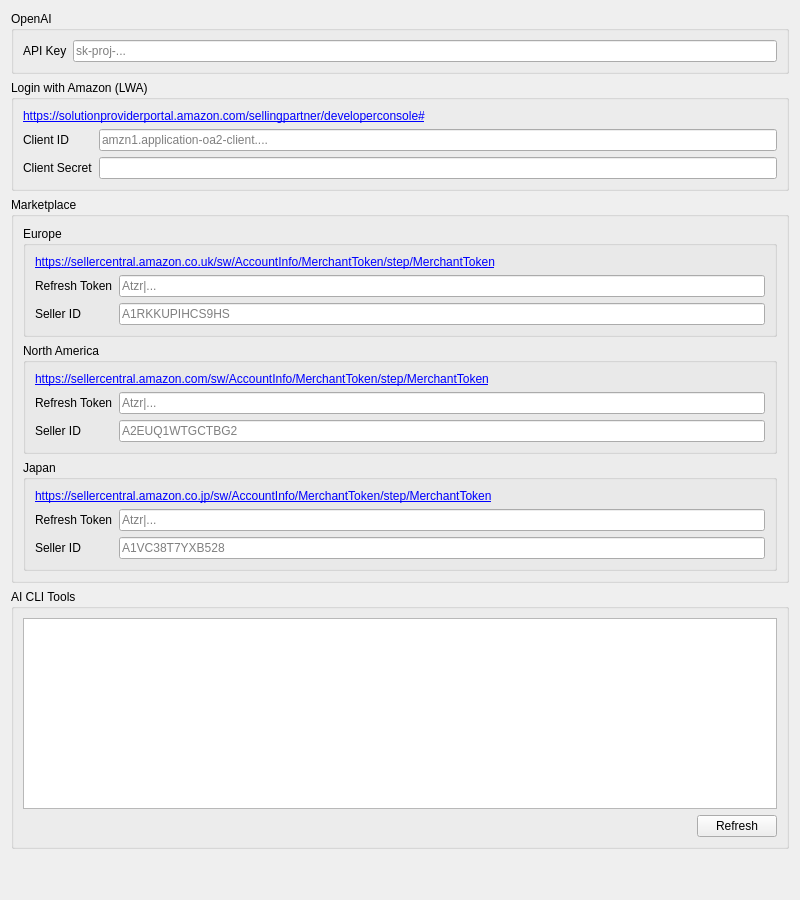
Qt form AmazonTemplate3/gui/panes/PaneSettings.ui (icingerpower/AmazonTemplate3) before a commit.
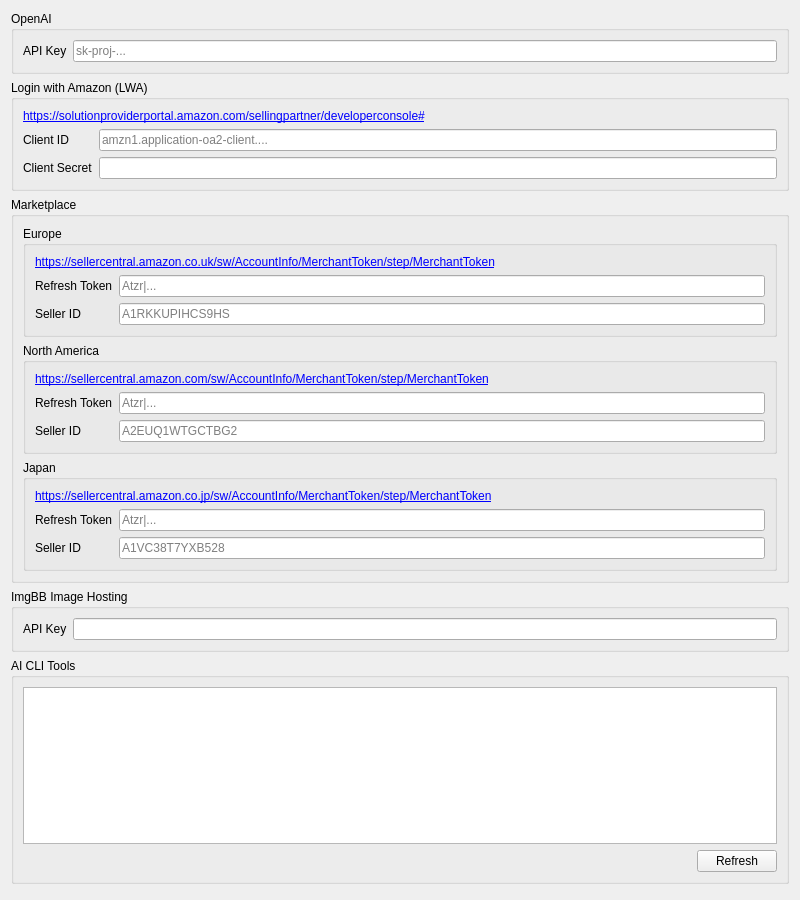
The same form after that commit.

Commit message: Fixed image upload: replaced broken SP-API Uploads endpoint with imgbb for listing images, NA-endpoint fallback for A+ content images.

The edit to the form file:
```diff
--- a/AmazonTemplate3/gui/panes/PaneSettings.ui
+++ b/AmazonTemplate3/gui/panes/PaneSettings.ui
@@ -270,6 +270,29 @@
      </layout>
     </widget>
    </item>
+   <item>
+    <widget class="QGroupBox" name="groupBoxImgbb">
+     <property name="title">
+      <string>ImgBB Image Hosting</string>
+     </property>
+     <layout class="QFormLayout" name="formLayoutImgbb">
+      <item row="0" column="0">
+       <widget class="QLabel" name="labelImgbbApiKey">
+        <property name="text">
+         <string>API Key</string>
+        </property>
+       </widget>
+      </item>
+      <item row="0" column="1">
+       <widget class="QLineEdit" name="lineEditImgbbApiKey">
+        <property name="echoMode">
+         <enum>QLineEdit::EchoMode::Password</enum>
+        </property>
+       </widget>
+      </item>
+     </layout>
+    </widget>
+   </item>
    <item>
     <widget class="QGroupBox" name="groupBoxAiTools">
      <property name="title">
```
The commit also changes 7 other files.
